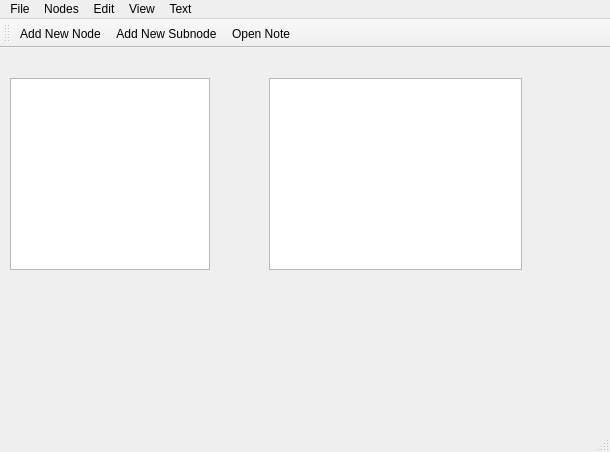
This is 3_Solution/TestConexiune/QClient/QClient.ui in Aleexuta/POO-Proiect-NOrg as Qt 5 draws it before an edit. The edited form follows.
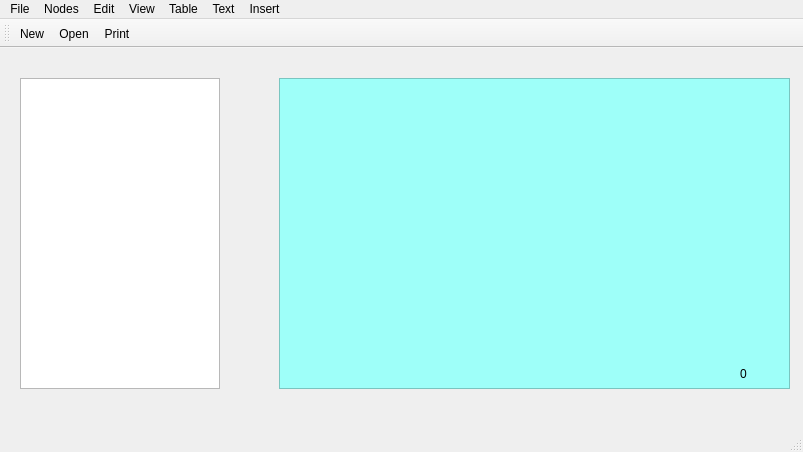
This is the edited form. Icons and pictures are not drawn.

```diff
--- a/3_Solution/TestConexiune/QClient/QClient.ui
+++ b/3_Solution/TestConexiune/QClient/QClient.ui
@@ -6,7 +6,7 @@
    <rect>
     <x>0</x>
     <y>0</y>
-    <width>610</width>
+    <width>803</width>
     <height>452</height>
    </rect>
   </property>
@@ -20,10 +20,10 @@
    <widget class="QTreeView" name="treeView">
     <property name="geometry">
      <rect>
-      <x>10</x>
+      <x>20</x>
       <y>30</y>
-      <width>253</width>
-      <height>192</height>
+      <width>200</width>
+      <height>311</height>
      </rect>
     </property>
     <property name="sizePolicy">
@@ -93,15 +93,36 @@
    <widget class="QTextEdit" name="textEdit">
     <property name="geometry">
      <rect>
-      <x>269</x>
+      <x>279</x>
       <y>30</y>
-      <width>253</width>
-      <height>192</height>
+      <width>511</width>
+      <height>311</height>
      </rect>
     </property>
     <property name="autoFillBackground">
      <bool>false</bool>
     </property>
+    <property name="styleSheet">
+     <string notr="true">background-color: rgb(158, 255, 249);</string>
+    </property>
+   </widget>
+   <widget class="QLabel" name="nr_of_words">
+    <property name="geometry">
+     <rect>
+      <x>740</x>
+      <y>310</y>
+      <width>41</width>
+      <height>31</height>
+     </rect>
+    </property>
+    <property name="font">
+     <font>
+      <pointsize>9</pointsize>
+     </font>
+    </property>
+    <property name="text">
+     <string>0</string>
+    </property>
    </widget>
   </widget>
   <widget class="QMenuBar" name="menuBar">
@@ -109,7 +130,7 @@
     <rect>
      <x>0</x>
      <y>0</y>
-     <width>610</width>
+     <width>803</width>
      <height>26</height>
     </rect>
    </property>
@@ -167,24 +188,45 @@
     <addaction name="actionDelete_Node"/>
     <addaction name="actionOpen_Note"/>
    </widget>
+   <widget class="QMenu" name="menuTable">
+    <property name="title">
+     <string>Table</string>
+    </property>
+    <addaction name="actionInsert_Table"/>
+    <addaction name="actionAdd_Column"/>
+    <addaction name="actionAdd_Row"/>
+   </widget>
+   <widget class="QMenu" name="menuInsert">
+    <property name="title">
+     <string>Insert</string>
+    </property>
+    <addaction name="action_Insert_List"/>
+    <addaction name="actionInsert_Image"/>
+    <addaction name="actionInsert_Checkbox"/>
+   </widget>
    <addaction name="menuFile"/>
    <addaction name="menuNodes"/>
    <addaction name="menuEdit"/>
    <addaction name="menuView"/>
+   <addaction name="menuTable"/>
    <addaction name="menuText"/>
+   <addaction name="menuInsert"/>
   </widget>
-  <widget class="QToolBar" name="mainToolBar">
+  <widget class="QStatusBar" name="statusBar"/>
+  <widget class="QToolBar" name="toolBar">
+   <property name="windowTitle">
+    <string>toolBar</string>
+   </property>
    <attribute name="toolBarArea">
     <enum>TopToolBarArea</enum>
    </attribute>
    <attribute name="toolBarBreak">
     <bool>false</bool>
    </attribute>
-   <addaction name="actionAdd_New_Node"/>
-   <addaction name="actionAdd_New_Subnode"/>
-   <addaction name="actionOpen_Note"/>
+   <addaction name="actionNew"/>
+   <addaction name="actionOpen"/>
+   <addaction name="actionPrint"/>
   </widget>
-  <widget class="QStatusBar" name="statusBar"/>
   <action name="actionNew">
    <property name="text">
     <string>New</string>
```
Left out of the diff: 192 changed lines with no effect on the pictures.
